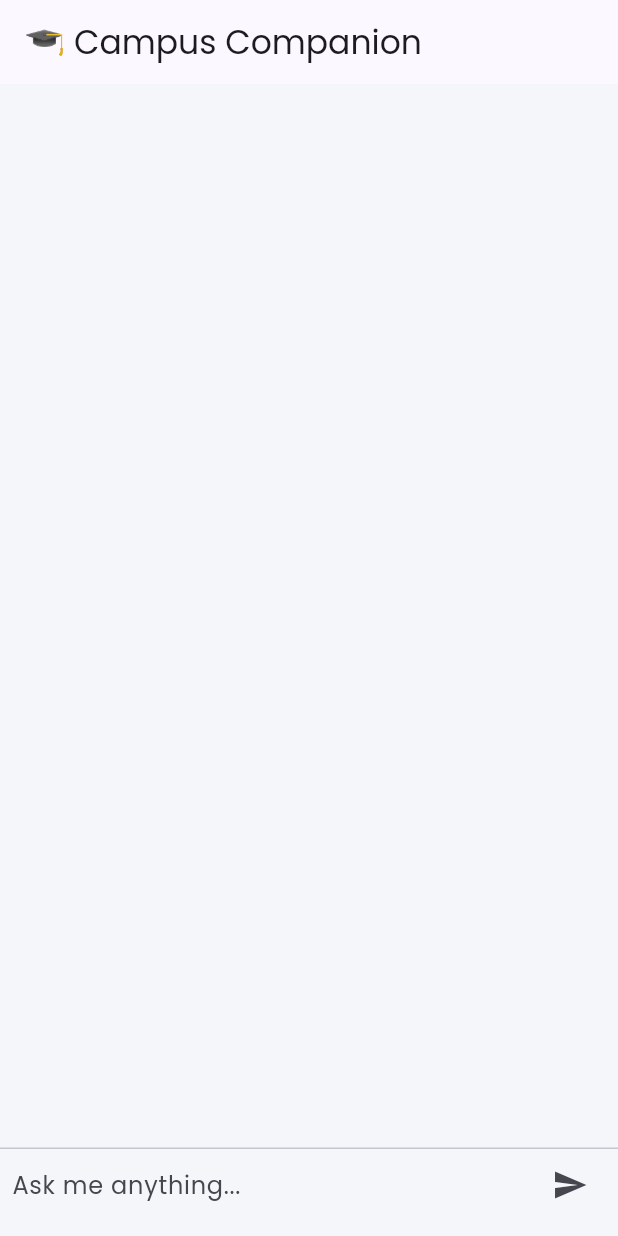
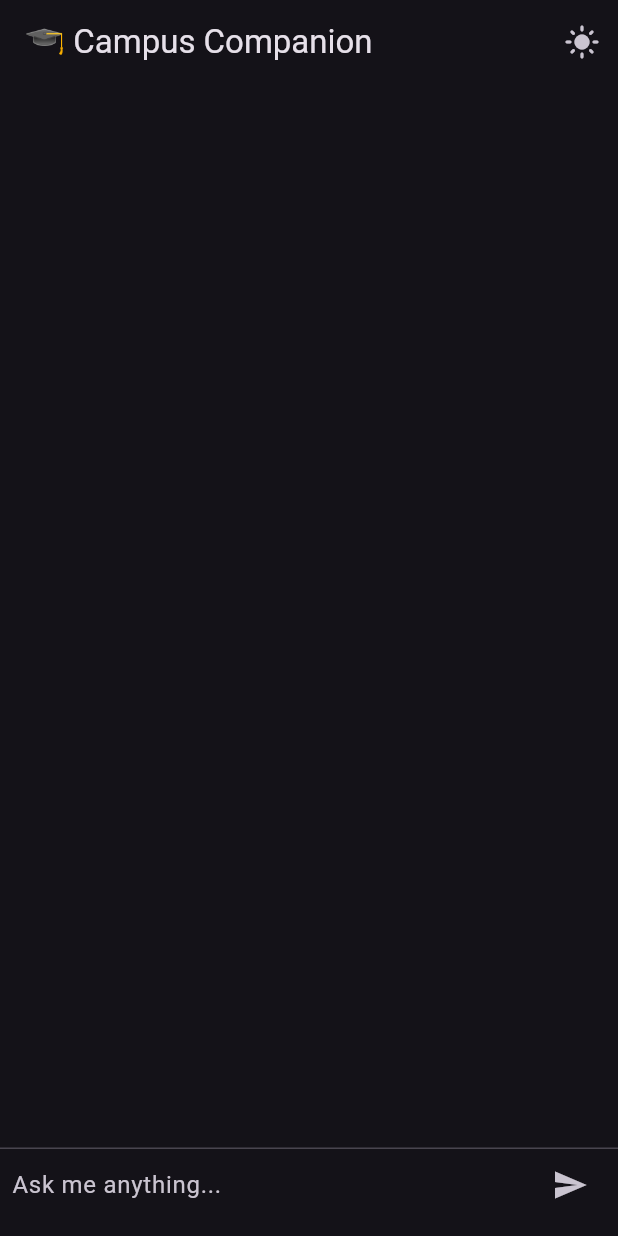
Before and after one commit to abhishekmanegit/sit_companion, a Flutter app: the screen it shows after launch, on a phone screen of 412 x 824 dp. Run offline on Flutter 3.47's test engine with Material 3 defaults, Android fonts, the light colour scheme and no system bars.

Commit message:
Update: theme toggle and chat improvements

```diff
--- a/lib/data/ai_service.dart
+++ b/lib/data/ai_service.dart
@@ -3,7 +3,7 @@ import 'package:http/http.dart' as http;
 
 class AIService {
   // 🔐 Replace this with your OpenRouter API key
-  static const _apiKey = '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';
+  static const _apiKey = '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';
 
   // 🌐 OpenRouter endpoint
   static const _endpoint = 'https://openrouter.ai/api/v1/chat/completions';
@@ -18,7 +18,7 @@ class AIService {
         Uri.parse(_endpoint),
         headers: {
           'Content-Type': 'application/json',
-          'Authorization': 'Bearer $_apiKey',
+          'Authorization': 'Bearer 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',
           'HTTP-Referer': 'https://campus-companion.app', // optional, use your site if deployed
           'X-Title': 'Campus Companion', // app name
         },
--- a/lib/main.dart
+++ b/lib/main.dart
@@ -1,26 +1,35 @@
 import 'package:flutter/material.dart';
-import 'package:google_fonts/google_fonts.dart';
 import 'screens/chat_screen.dart';
 
-void main() {
-  runApp(const MyApp());
+
+void main() => runApp(CampusCompanionApp());
+
+class CampusCompanionApp extends StatefulWidget {
+  @override
+  State<CampusCompanionApp> createState() => _CampusCompanionAppState();
 }
 
-class MyApp extends StatelessWidget {
-  const MyApp({super.key});
+class _CampusCompanionAppState extends State<CampusCompanionApp> {
+  bool isDarkMode = true;
+
+  void toggleTheme() {
+    setState(() {
+      isDarkMode = !isDarkMode;
+    });
+  }
 
   @override
   Widget build(BuildContext context) {
     return MaterialApp(
+      title: 'Campus Companion',
       debugShowCheckedModeBanner: false,
-      title: 'Campus Companion',
-      theme: ThemeData(
-        textTheme: GoogleFonts.poppinsTextTheme(),
-        colorScheme: ColorScheme.fromSeed(seedColor: Colors.indigo),
-        useMaterial3: true,
-        scaffoldBackgroundColor: const Color(0xFFF5F6FA),
+      theme: ThemeData.light(useMaterial3: true),
+      darkTheme: ThemeData.dark(useMaterial3: true),
+      themeMode: isDarkMode ? ThemeMode.dark : ThemeMode.light,
+      home: ChatScreen(
+        isDarkMode: isDarkMode,
+        onToggleTheme: toggleTheme,
       ),
-      home: const ChatScreen(),
     );
   }
 }
--- a/lib/screens/chat_screen.dart
+++ b/lib/screens/chat_screen.dart
@@ -5,7 +5,14 @@ import '../data/faq_data.dart';
 import '../data/ai_service.dart';
 
 class ChatScreen extends StatefulWidget {
-  const ChatScreen({super.key});
+  final bool isDarkMode;
+  final VoidCallback onToggleTheme;
+
+  const ChatScreen({
+    Key? key,
+    required this.isDarkMode,
+    required this.onToggleTheme,
+  }) : super(key: key);
 
   @override
   State<ChatScreen> createState() => _ChatScreenState();
@@ -30,10 +37,10 @@ class _ChatScreenState extends State<ChatScreen> {
     Future.delayed(const Duration(milliseconds: 500), () async {
       String reply;
 
-      // Try smart matching
+      // Smart match
       reply = getSmartMatch(input.toLowerCase());
 
-      // If still no match, use AI
+      // If not found, use AI
       if (reply.isEmpty) {
         reply = await AIService.getBotReply(input);
       }
@@ -59,14 +66,24 @@ class _ChatScreenState extends State<ChatScreen> {
     } else if (input.contains("cafeteria") || input.contains("canteen")) {
       return faqData["cafeteria timings"]!;
     }
-
-    return ""; // nothing matched
+    return "";
   }
 
   @override
   Widget build(BuildContext context) {
     return Scaffold(
-      appBar: AppBar(title: const Text("🎓 Campus Companion")),
+      appBar: AppBar(
+        title: const Text("🎓 Campus Companion"),
+        actions: [
+          IconButton(
+            icon: Icon(
+              widget.isDarkMode ? Icons.light_mode : Icons.dark_mode,
+            ),
+            onPressed: widget.onToggleTheme,
+            tooltip: "Toggle Theme",
+          ),
+        ],
+      ),
       body: Column(
         children: [
           Expanded(
```
